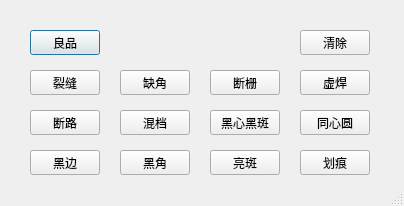
Old version of the form LabelType.ui in the repository gjz22cn/el.
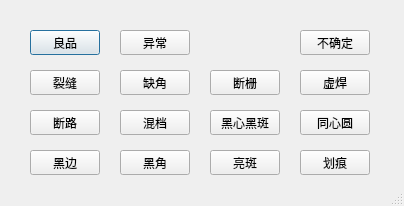
New version of the form.

```diff
--- a/LabelType.ui
+++ b/LabelType.ui
@@ -195,7 +195,20 @@
     </rect>
    </property>
    <property name="text">
-    <string>清除</string>
+    <string>不确定</string>
+   </property>
+  </widget>
+  <widget class="QPushButton" name="bad">
+   <property name="geometry">
+    <rect>
+     <x>120</x>
+     <y>30</y>
+     <width>70</width>
+     <height>25</height>
+    </rect>
+   </property>
+   <property name="text">
+    <string>异常</string>
    </property>
   </widget>
  </widget>
```
Left out of the diff: 2 changed lines with no effect on the pictures.
